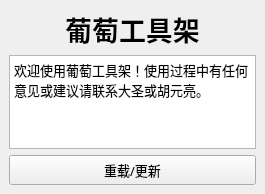
Old version of the form commons/ui/main.ui in the repository lonegather/Barbarian.
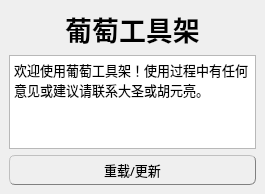
New version of the form. Icons and pictures are not drawn.

The edit to the form file:
```diff
--- a/commons/ui/main.ui
+++ b/commons/ui/main.ui
@@ -29,6 +29,156 @@
    <iconset>
     <normaloff>../icons/logo.png</normaloff>../icons/logo.png</iconset>
   </property>
+  <property name="styleSheet">
+   <string notr="true">QMainWindow{
+	background-color: qlineargradient(spread:pad, x1:0, y1:0, x2:0, y2:1, 
+                                      stop:0 rgba(20, 20, 20, 255), 
+                                      stop:0.1 rgba(60, 60, 60, 255), 
+                                      stop:0.9 rgba(60, 60, 60, 255), 
+                                      stop:1 rgba(40, 40, 40, 255));
+	
+}
+
+QTabWidget::pane { /* The tab widget frame */
+    border-top: 1px solid gray;
+	position: absolute;
+	top: -0.1em;
+}
+
+QTabWidget::tab-bar {
+    alignment: center;
+}
+
+/* Style the tab using the tab sub-control. Note that
+    it reads QTabBar _not_ QTabWidget */
+QTabBar::tab {
+    background: qlineargradient(spread:pad, x1:0, y1:0, x2:0, y2:1, 
+                                stop:0 rgba(140, 140, 140, 255), 
+                                stop:0.3 rgba(50, 50, 50, 255), 
+                                stop:1 rgba(80, 80, 80, 255));
+    border: 1px solid gray;
+    border-bottom-color: grey; /* same as the pane color */
+    border-top-left-radius: 6px;
+    border-top-right-radius: 6px;
+	padding: 0px 20px;
+}
+
+QTabBar::tab:selected, QTabBar::tab:hover {
+    background: qlineargradient(spread:pad, x1:0, y1:0, x2:0, y2:1, 
+                                stop:0 rgba(140, 140, 140, 255), 
+                                stop:0.3 rgba(60, 60, 60, 255), 
+                                stop:1 rgba(100, 100, 100, 255));
+}
+
+QTabBar::tab:!selected {
+    margin-top: 2px; /* make non-selected tabs look smaller */
+}
+
+QSlider::groove:horizontal {
+    border: 1px solid #999999;
+	border-style: inset;
+    height: 10px; /* the groove expands to the size of the slider by default. by giving it a height, it has a fixed size */
+    background: qlineargradient(spread:pad, x1:0, y1:0, x2:0, y2:1, 
+                                stop:0 rgba(20, 20, 20, 255), 
+                                stop:0.3 rgba(40, 40, 40, 255), 
+                                stop:1 rgba(50, 50, 50, 255));
+    margin: 2px 0;
+}
+
+QSlider::handle:horizontal {
+    background: qlineargradient(spread:pad, x1:0, y1:0, x2:0, y2:1, 
+                                stop:0 rgba(140, 140, 140, 255), 
+                                stop:0.3 rgba(80, 80, 80, 255), 
+                                stop:1 rgba(100, 100, 100, 255));
+    border: 1px solid gray;
+	border-style: outset;
+    width: 15px;
+    margin: -10px 0; /* handle is placed by default on the contents rect of the groove. Expand outside the groove */
+    border-radius: 6px;
+}
+
+QListWidget {
+    border: 1px solid gray;
+    border-radius: 6px;
+	border-style: inset;
+    background: qlineargradient(spread:pad, x1:0, y1:0, x2:0, y2:1, 
+                                stop:0 rgba(20, 20, 20, 255), 
+                                stop:0.3 rgba(40, 40, 40, 255), 
+                                stop:1 rgba(50, 50, 50, 255));
+    selection-background-color: black;
+}
+
+QLineEdit {
+    border: 1px solid gray;
+    border-radius: 6px;
+	border-style: inset;
+    background: qlineargradient(spread:pad, x1:0, y1:0, x2:0, y2:1, 
+                                stop:0 rgba(20, 20, 20, 255), 
+                                stop:0.3 rgba(40, 40, 40, 255), 
+                                stop:1 rgba(50, 50, 50, 255));
+    selection-background-color: black;
+}
+
+QComboBox{
+	border: 1px solid gray;
+	border-style: outset;
+    border-radius: 6px;
+	background-color: qlineargradient(spread:pad, x1:0, y1:0, x2:0, y2:1, 
+                                      stop:0 rgba(140, 140, 140, 255), 
+                                      stop:0.3 rgba(50, 50, 50, 255), 
+                                      stop:1 rgba(80, 80, 80, 255));
+}
+
+QComboBox::drop-down {
+    subcontrol-origin: padding;
+    subcontrol-position: top right;
+
+    border-left-width: 1px;
+    border-left-color: darkgray;
+    border-left-style: solid; /* just a single line */
+    border-top-right-radius: 3px; /* same radius as the QComboBox */
+    border-bottom-right-radius: 3px;
+}
+
+QComboBox:!editable:on, QComboBox::drop-down:editable:on{
+	background: qlineargradient(x1: 0, y1: 0, x2: 0, y2: 1,
+                                stop:0 rgba(20, 20, 20, 255), 
+                                stop:0.3 rgba(40, 40, 40, 255), 
+                                stop:1 rgba(50, 50, 50, 255));
+}
+
+QComboBox QAbstractItemView {
+    border: 1px solid grap;
+    selection-background-color: black;
+}
+
+QPushButton{
+	background-color: qlineargradient(spread:pad, x1:0, y1:0, x2:0, y2:1, 
+                                      stop:0 rgba(140, 140, 140, 255), 
+                                      stop:0.3 rgba(50, 50, 50, 255), 
+                                      stop:1 rgba(70, 70, 70, 255));
+	border-style: outset;
+	border-width: 1px;
+	border-radius: 6px;
+	border-color: gray;
+	padding: 6px;
+}
+
+QPushButton:hover{
+	background-color: qlineargradient(spread:pad, x1:0, y1:0, x2:0, y2:1, 
+                                      stop:0 rgba(140, 140, 140, 255), 
+                                      stop:0.3 rgba(60, 60, 60, 255), 
+                                      stop:1 rgba(100, 100, 100, 255));
+}
+
+QPushButton:pressed{
+	background-color: qlineargradient(spread:pad, x1:0, y1:0, x2:0, y2:1, 
+                                      stop:0 rgba(40, 40, 40, 255), 
+                                      stop:0.3 rgba(50, 50, 50, 255), 
+                                      stop:1 rgba(70, 70, 70, 255));
+	border-style: inset;
+}</string>
+  </property>
   <widget class="QWidget" name="centralwidget">
    <layout class="QVBoxLayout" name="verticalLayout">
     <item>
```
Left out of the diff: 2 changed lines with no effect on the pictures.
